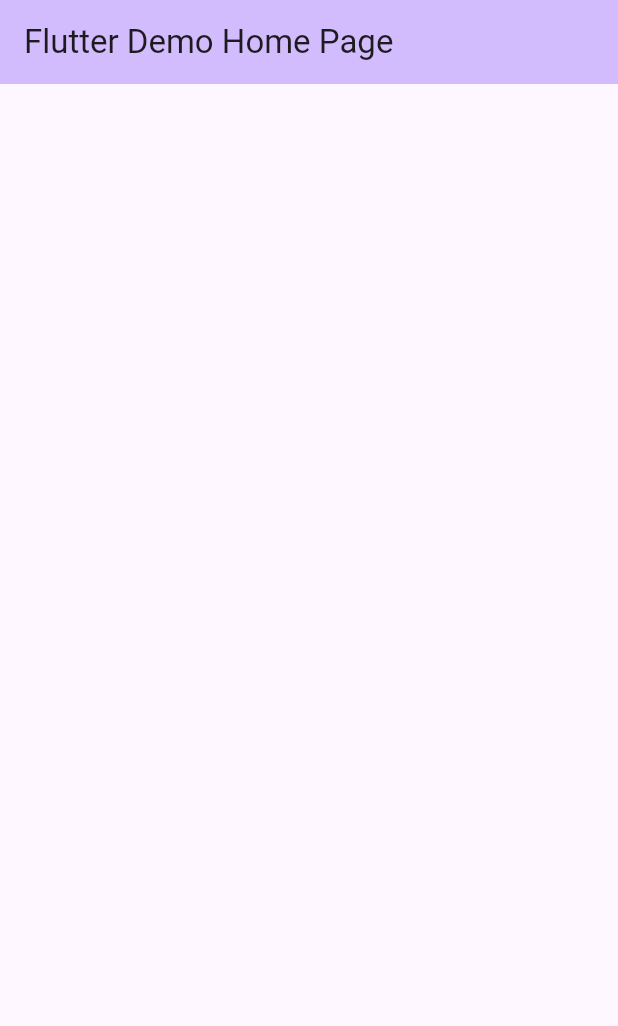
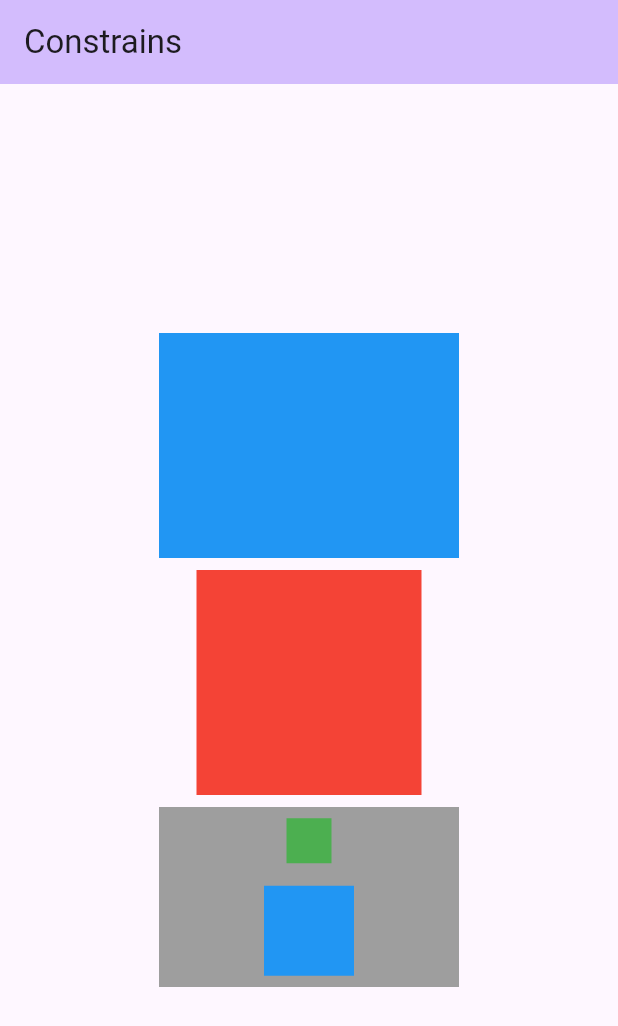
Before and after one commit to AliceGera/constrains, a Flutter app: the screen it shows after launch, on a phone screen of 412 x 824 dp. Shown: the top 1026 px of the screen. Run offline on Flutter 3.47's test engine with Material 2 defaults, Android fonts, the phone set to English and light mode, and no system bars.

Commit message:
[feature/SI-6283/] Constrains.

```diff
--- a/lib/main.dart
+++ b/lib/main.dart
@@ -10,12 +10,12 @@ class MyApp extends StatelessWidget {
   @override
   Widget build(BuildContext context) {
     return MaterialApp(
-      title: 'Flutter Demo',
+      title: 'Constrains`',
       theme: ThemeData(
         colorScheme: ColorScheme.fromSeed(seedColor: Colors.deepPurple),
         useMaterial3: true,
       ),
-      home: const MyHomePage(title: 'Flutter Demo Home Page'),
+      home: const MyHomePage(title: 'Constrains'),
     );
   }
 }
@@ -32,13 +32,66 @@ class MyHomePage extends StatefulWidget {
 class _MyHomePageState extends State<MyHomePage> {
   @override
   Widget build(BuildContext context) {
-    return Scaffold(
-      appBar: AppBar(
-        backgroundColor: Theme.of(context).colorScheme.inversePrimary,
-        title: Text(widget.title),
-      ),
-      body: const Center(
-        child: Column(),
+    final size = MediaQuery.of(context).size;
+
+    return SafeArea(
+      child: Scaffold(
+        appBar: AppBar(
+          backgroundColor: Theme.of(context).colorScheme.inversePrimary,
+          title: Text(widget.title),
+        ),
+        body: SizedBox(
+          width: double.infinity,
+          height: size.height,
+          child: Column(
+            crossAxisAlignment: CrossAxisAlignment.center,
+            mainAxisAlignment: MainAxisAlignment.center,
+            children: [
+              ConstrainedBox(
+                constraints: const BoxConstraints(
+                  minWidth: 100,
+                  minHeight: 100,
+                  maxWidth: 200,
+                  maxHeight: 200,
+                ),
+                child: Container(
+                  height: 150,
+                  color: Colors.blue,
+                ),
+              ),
+              Padding(
+                padding: const EdgeInsets.all(8.0),
+                child: SizedBox(
+                  width: 150,
+                  height: 150,
+                  child: Container(
+                    color: Colors.red,
+                  ),
+                ),
+              ),
+              Container(
+                width: 200,
+                height: 120,
+                color: Colors.grey,
+                child: Column(
+                  mainAxisAlignment: MainAxisAlignment.spaceAround,
+                  children: [
+                    Container(
+                      color: Colors.green,
+                      width: 30,
+                      height: 30,
+                    ),
+                    Container(
+                      color: Colors.blue,
+                      width: 60,
+                      height: 60,
+                    )
+                  ],
+                ),
+              )
+            ],
+          ),
+        ),
       ),
     );
   }
```
